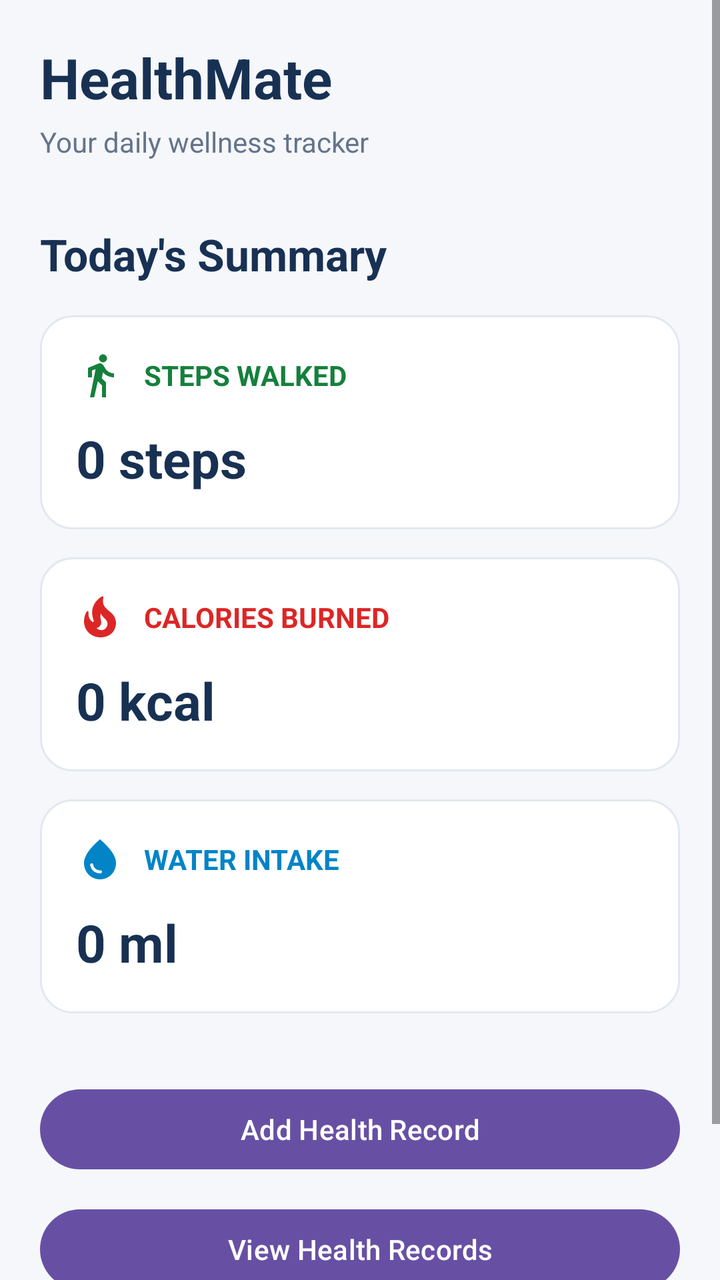
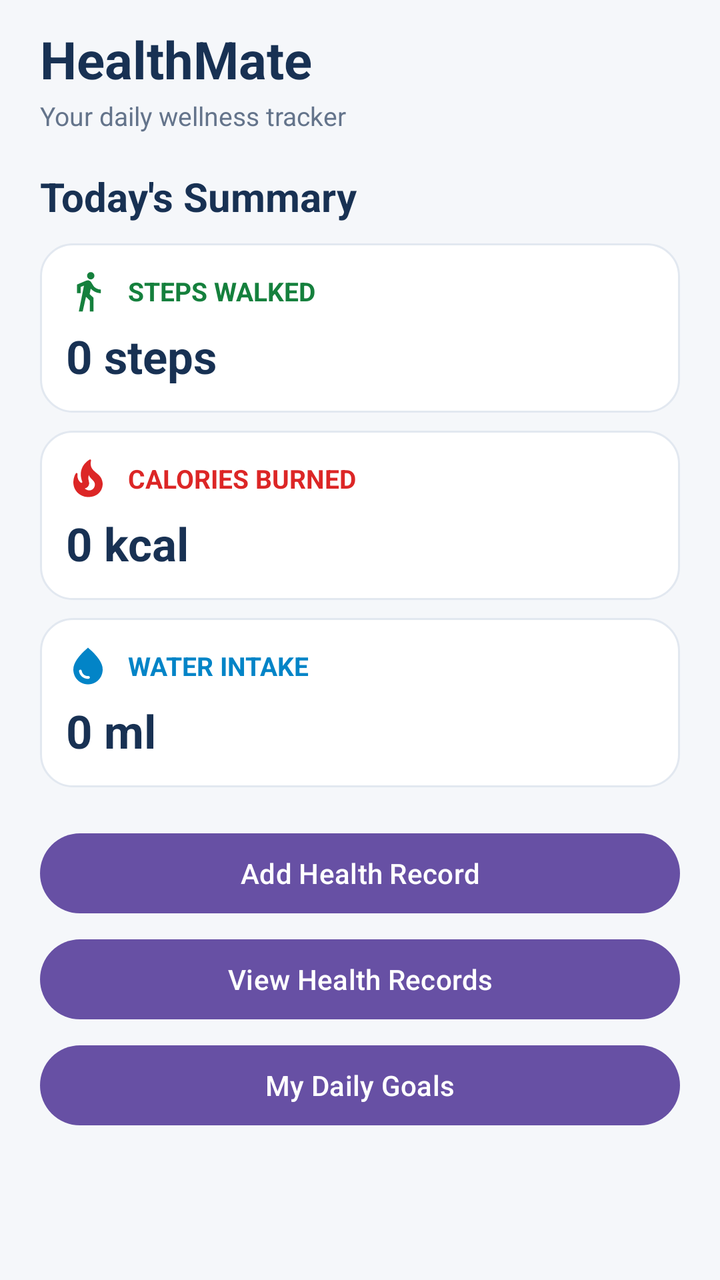

Compare the two renders of this Android layout. The source of the first and the diff that turns it into the second are given below.
<!-- AndroidManifest.xml: application theme Theme.HealthMate -->
<!-- res/layout/activity_main.xml -->
<ScrollView xmlns:android="http://schemas.android.com/apk/res/android"
    android:id="@+id/main"
    android:layout_width="match_parent"
    android:layout_height="match_parent"
    android:fillViewport="true"
    android:background="#F5F7FA">

    <LinearLayout
        android:layout_width="match_parent"
        android:layout_height="wrap_content"
        android:orientation="vertical"
        android:padding="20dp">

        
        <TextView
            android:layout_width="match_parent"
            android:layout_height="wrap_content"
            android:text="HealthMate"
            android:textSize="28sp"
            android:textStyle="bold"
            android:textColor="#183153" />

        <TextView
            android:layout_width="match_parent"
            android:layout_height="wrap_content"
            android:text="Your daily wellness tracker"
            android:textSize="14sp"
            android:textColor="#64748B"
            android:layout_marginTop="4dp" />

        
        <TextView
            android:layout_width="match_parent"
            android:layout_height="wrap_content"
            android:text="Today's Summary"
            android:textSize="22sp"
            android:textStyle="bold"
            android:textColor="#183153"
            android:layout_marginTop="32dp"
            android:layout_marginBottom="16dp" />

        
        <LinearLayout
            android:layout_width="match_parent"
            android:layout_height="wrap_content"
            android:orientation="vertical"
            android:background="@drawable/bg_summary_card"
            android:padding="18dp"
            android:layout_marginBottom="14dp">

            <LinearLayout
                android:layout_width="match_parent"
                android:layout_height="wrap_content"
                android:orientation="horizontal"
                android:gravity="center_vertical">

                <ImageView
                    android:layout_width="24dp"
                    android:layout_height="24dp"
                    android:src="@drawable/ic_steps"
                    android:contentDescription="@string/steps_icon_description" />

                <TextView
                    android:layout_width="wrap_content"
                    android:layout_height="wrap_content"
                    android:text="STEPS WALKED"
                    android:textSize="14sp"
                    android:textStyle="bold"
                    android:textColor="#15803D"
                    android:layout_marginStart="10dp" />

            </LinearLayout>

            <TextView
                android:id="@+id/tvSteps"
                android:layout_width="match_parent"
                android:layout_height="wrap_content"
                android:text="0 steps"
                android:textSize="26sp"
                android:textStyle="bold"
                android:textColor="#183153"
                android:layout_marginTop="12dp" />

        </LinearLayout>

        
        <LinearLayout
            android:layout_width="match_parent"
            android:layout_height="wrap_content"
            android:orientation="vertical"
            android:background="@drawable/bg_summary_card"
            android:padding="18dp"
            android:layout_marginBottom="14dp">

            <LinearLayout
                android:layout_width="match_parent"
                android:layout_height="wrap_content"
                android:orientation="horizontal"
                android:gravity="center_vertical">

                <ImageView
                    android:layout_width="24dp"
                    android:layout_height="24dp"
                    android:src="@drawable/ic_calories"
                    android:contentDescription="@string/calories_icon_description" />

                <TextView
                    android:layout_width="wrap_content"
                    android:layout_height="wrap_content"
                    android:text="CALORIES BURNED"
                    android:textSize="14sp"
                    android:textStyle="bold"
                    android:textColor="#DC2626"
                    android:layout_marginStart="10dp" />

            </LinearLayout>

            <TextView
                android:id="@+id/tvCalories"
                android:layout_width="match_parent"
                android:layout_height="wrap_content"
                android:text="0 kcal"
                android:textSize="26sp"
                android:textStyle="bold"
                android:textColor="#183153"
                android:layout_marginTop="12dp" />

        </LinearLayout>

        
        <LinearLayout
            android:layout_width="match_parent"
            android:layout_height="wrap_content"
            android:orientation="vertical"
            android:background="@drawable/bg_summary_card"
            android:padding="18dp"
            android:layout_marginBottom="14dp">

            <LinearLayout
                android:layout_width="match_parent"
                android:layout_height="wrap_content"
                android:orientation="horizontal"
                android:gravity="center_vertical">

                <ImageView
                    android:layout_width="24dp"
                    android:layout_height="24dp"
                    android:src="@drawable/ic_water"
                    android:contentDescription="@string/water_icon_description" />

                <TextView
                    android:layout_width="wrap_content"
                    android:layout_height="wrap_content"
                    android:text="WATER INTAKE"
                    android:textSize="14sp"
                    android:textStyle="bold"
                    android:textColor="#0284C7"
                    android:layout_marginStart="10dp" />

            </LinearLayout>

            <TextView
                android:id="@+id/tvWater"
                android:layout_width="match_parent"
                android:layout_height="wrap_content"
                android:text="0 ml"
                android:textSize="26sp"
                android:textStyle="bold"
                android:textColor="#183153"
                android:layout_marginTop="12dp" />

        </LinearLayout>

        
        <Button
            android:id="@+id/btnAddRecord"
            android:layout_width="match_parent"
            android:layout_height="wrap_content"
            android:text="Add Health Record"
            android:textAllCaps="false"
            android:layout_marginTop="20dp" />

        
        <Button
            android:id="@+id/btnViewRecords"
            android:layout_width="match_parent"
            android:layout_height="wrap_content"
            android:text="View Health Records"
            android:textAllCaps="false"
            android:layout_marginTop="12dp" />


        
        <Button
            android:id="@+id/btnDailyGoals"
            android:layout_width="match_parent"
            android:layout_height="wrap_content"
            android:text="My Daily Goals"
            android:textAllCaps="false"
            android:layout_marginTop="12dp" />


    </LinearLayout>

</ScrollView>
<!-- resources referenced by this layout -->
<resources>
  <!-- drawable bg_summary_card (drawable) -->
  <?xml version="1.0" encoding="utf-8"?>
  <shape xmlns:android="http://schemas.android.com/apk/res/android"
      android:shape="rectangle">
  
      <solid android:color="#FFFFFF" />
  
      <corners android:radius="16dp" />
  
      <stroke
          android:width="1dp"
          android:color="#E2E8F0" />
  
  </shape>
  <!-- drawable ic_calories (drawable) -->
  <vector xmlns:android="http://schemas.android.com/apk/res/android" android:height="24dp" android:tint="#DC2626" android:viewportHeight="24" android:viewportWidth="24" android:width="24dp">
        
      <path android:fillColor="@android:color/white" android:pathData="M19.48,12.35c-1.57,-4.08 -7.16,-4.3 -5.81,-10.23c0.1,-0.44 -0.37,-0.78 -0.75,-0.55C9.29,3.71 6.68,8 8.87,13.62c0.18,0.46 -0.36,0.89 -0.75,0.59c-1.81,-1.37 -2,-3.34 -1.84,-4.75c0.06,-0.52 -0.62,-0.77 -0.91,-0.34C4.69,10.16 4,11.84 4,14.37c0.38,5.6 5.11,7.32 6.81,7.54c2.43,0.31 5.06,-0.14 6.95,-1.87C19.84,18.11 20.6,15.03 19.48,12.35zM10.2,17.38c1.44,-0.35 2.18,-1.39 2.38,-2.31c0.33,-1.43 -0.96,-2.83 -0.09,-5.09c0.33,1.87 3.27,3.04 3.27,5.08C15.84,17.59 13.1,19.76 10.2,17.38z"/>
      
  </vector>
  <!-- drawable ic_steps (drawable) -->
  <vector xmlns:android="http://schemas.android.com/apk/res/android" android:autoMirrored="true" android:height="24dp" android:tint="#15803D" android:viewportHeight="24" android:viewportWidth="24" android:width="24dp">
        
      <path android:fillColor="@android:color/white" android:pathData="M13.5,5.5c1.1,0 2,-0.9 2,-2s-0.9,-2 -2,-2 -2,0.9 -2,2 0.9,2 2,2zM9.8,8.9L7,23h2.1l1.8,-8 2.1,2v6h2v-7.5l-2.1,-2 0.6,-3C14.8,12 16.8,13 19,13v-2c-1.9,0 -3.5,-1 -4.3,-2.4l-1,-1.6c-0.4,-0.6 -1,-1 -1.7,-1 -0.3,0 -0.5,0.1 -0.8,0.1L6,8.3V13h2V9.6l1.8,-0.7"/>
      
  </vector>
  <!-- drawable ic_water (drawable) -->
  <vector xmlns:android="http://schemas.android.com/apk/res/android" android:height="24dp" android:tint="#0284C7" android:viewportHeight="24" android:viewportWidth="24" android:width="24dp">
        
      <path android:fillColor="@android:color/white" android:pathData="M12,2c-5.33,4.55 -8,8.48 -8,11.8c0,4.98 3.8,8.2 8,8.2s8,-3.22 8,-8.2C20,10.48 17.33,6.55 12,2zM7.83,14c0.37,0 0.67,0.26 0.74,0.62c0.41,2.22 2.28,2.98 3.64,2.87c0.43,-0.02 0.79,0.32 0.79,0.75c0,0.4 -0.32,0.73 -0.72,0.75c-2.13,0.13 -4.62,-1.09 -5.19,-4.12C7.01,14.42 7.37,14 7.83,14z"/>
      
  </vector>
  <string name="calories_icon_description">Calories burned icon</string>
  <string name="steps_icon_description">Steps walked icon</string>
  <string name="water_icon_description">Water intake icon</string>
  <style name="Theme.HealthMate" parent="Base.Theme.HealthMate" />
  <style name="Base.Theme.HealthMate" parent="Theme.Material3.DayNight.NoActionBar">
          
          
      </style>
</resources>

<!-- the commit's change to res/layout/activity_main.xml (unified diff, before → after) -->
@@ -9,14 +9,15 @@
         android:layout_width="match_parent"
         android:layout_height="wrap_content"
         android:orientation="vertical"
-        android:padding="20dp">
+        android:paddingHorizontal="20dp"
+        android:paddingVertical="12dp">
 
         
         <TextView
             android:layout_width="match_parent"
             android:layout_height="wrap_content"
             android:text="HealthMate"
-            android:textSize="28sp"
+            android:textSize="26sp"
             android:textStyle="bold"
             android:textColor="#183153" />
 
@@ -24,20 +25,20 @@
             android:layout_width="match_parent"
             android:layout_height="wrap_content"
             android:text="Your daily wellness tracker"
-            android:textSize="14sp"
+            android:textSize="13sp"
             android:textColor="#64748B"
-            android:layout_marginTop="4dp" />
+            android:layout_marginTop="2dp" />
 
         
         <TextView
             android:layout_width="match_parent"
             android:layout_height="wrap_content"
             android:text="Today's Summary"
-            android:textSize="22sp"
+            android:textSize="20sp"
             android:textStyle="bold"
             android:textColor="#183153"
-            android:layout_marginTop="32dp"
-            android:layout_marginBottom="16dp" />
+            android:layout_marginTop="18dp"
+            android:layout_marginBottom="10dp" />
 
         
         <LinearLayout
@@ -45,8 +46,8 @@
             android:layout_height="wrap_content"
             android:orientation="vertical"
             android:background="@drawable/bg_summary_card"
-            android:padding="18dp"
-            android:layout_marginBottom="14dp">
+            android:padding="13dp"
+            android:layout_marginBottom="9dp">
 
             <LinearLayout
                 android:layout_width="match_parent"
@@ -55,8 +56,8 @@
                 android:gravity="center_vertical">
 
                 <ImageView
-                    android:layout_width="24dp"
-                    android:layout_height="24dp"
+                    android:layout_width="22dp"
+                    android:layout_height="22dp"
                     android:src="@drawable/ic_steps"
                     android:contentDescription="@string/steps_icon_description" />
 
@@ -64,10 +65,10 @@
                     android:layout_width="wrap_content"
                     android:layout_height="wrap_content"
                     android:text="STEPS WALKED"
-                    android:textSize="14sp"
+                    android:textSize="13sp"
                     android:textStyle="bold"
                     android:textColor="#15803D"
-                    android:layout_marginStart="10dp" />
+                    android:layout_marginStart="9dp" />
 
             </LinearLayout>
 
@@ -76,10 +77,10 @@
                 android:layout_width="match_parent"
                 android:layout_height="wrap_content"
                 android:text="0 steps"
-                android:textSize="26sp"
+                android:textSize="23sp"
                 android:textStyle="bold"
                 android:textColor="#183153"
-                android:layout_marginTop="12dp" />
+                android:layout_marginTop="6dp" />
 
         </LinearLayout>
 
@@ -89,8 +90,8 @@
             android:layout_height="wrap_content"
             android:orientation="vertical"
             android:background="@drawable/bg_summary_card"
-            android:padding="18dp"
-            android:layout_marginBottom="14dp">
+            android:padding="13dp"
+            android:layout_marginBottom="9dp">
 
             <LinearLayout
                 android:layout_width="match_parent"
@@ -99,8 +100,8 @@
                 android:gravity="center_vertical">
 
                 <ImageView
-                    android:layout_width="24dp"
-                    android:layout_height="24dp"
+                    android:layout_width="22dp"
+                    android:layout_height="22dp"
                     android:src="@drawable/ic_calories"
                     android:contentDescription="@string/calories_icon_description" />
 
@@ -108,10 +109,10 @@
                     android:layout_width="wrap_content"
                     android:layout_height="wrap_content"
                     android:text="CALORIES BURNED"
-                    android:textSize="14sp"
+                    android:textSize="13sp"
                     android:textStyle="bold"
                     android:textColor="#DC2626"
-                    android:layout_marginStart="10dp" />
+                    android:layout_marginStart="9dp" />
 
             </LinearLayout>
 
@@ -120,10 +121,10 @@
                 android:layout_width="match_parent"
                 android:layout_height="wrap_content"
                 android:text="0 kcal"
-                android:textSize="26sp"
+                android:textSize="23sp"
                 android:textStyle="bold"
                 android:textColor="#183153"
-                android:layout_marginTop="12dp" />
+                android:layout_marginTop="6dp" />
 
         </LinearLayout>
 
@@ -133,8 +134,8 @@
             android:layout_height="wrap_content"
             android:orientation="vertical"
             android:background="@drawable/bg_summary_card"
-            android:padding="18dp"
-            android:layout_marginBottom="14dp">
+            android:padding="13dp"
+            android:layout_marginBottom="9dp">
 
             <LinearLayout
                 android:layout_width="match_parent"
@@ -143,8 +144,8 @@
                 android:gravity="center_vertical">
 
                 <ImageView
-                    android:layout_width="24dp"
-                    android:layout_height="24dp"
+                    android:layout_width="22dp"
+                    android:layout_height="22dp"
                     android:src="@drawable/ic_water"
                     android:contentDescription="@string/water_icon_description" />
 
@@ -152,10 +153,10 @@
                     android:layout_width="wrap_content"
                     android:layout_height="wrap_content"
                     android:text="WATER INTAKE"
-                    android:textSize="14sp"
+                    android:textSize="13sp"
                     android:textStyle="bold"
                     android:textColor="#0284C7"
-                    android:layout_marginStart="10dp" />
+                    android:layout_marginStart="9dp" />
 
             </LinearLayout>
 
@@ -164,10 +165,10 @@
                 android:layout_width="match_parent"
                 android:layout_height="wrap_content"
                 android:text="0 ml"
-                android:textSize="26sp"
+                android:textSize="23sp"
                 android:textStyle="bold"
                 android:textColor="#183153"
-                android:layout_marginTop="12dp" />
+                android:layout_marginTop="6dp" />
 
         </LinearLayout>
 
@@ -178,7 +179,7 @@
             android:layout_height="wrap_content"
             android:text="Add Health Record"
             android:textAllCaps="false"
-            android:layout_marginTop="20dp" />
+            android:layout_marginTop="10dp" />
 
         
         <Button
@@ -187,8 +188,7 @@
             android:layout_height="wrap_content"
             android:text="View Health Records"
             android:textAllCaps="false"
-            android:layout_marginTop="12dp" />
-
+            android:layout_marginTop="5dp" />
 
         
         <Button
@@ -197,8 +197,7 @@
             android:layout_height="wrap_content"
             android:text="My Daily Goals"
             android:textAllCaps="false"
-            android:layout_marginTop="12dp" />
-
+            android:layout_marginTop="5dp" />
 
     </LinearLayout>
 
